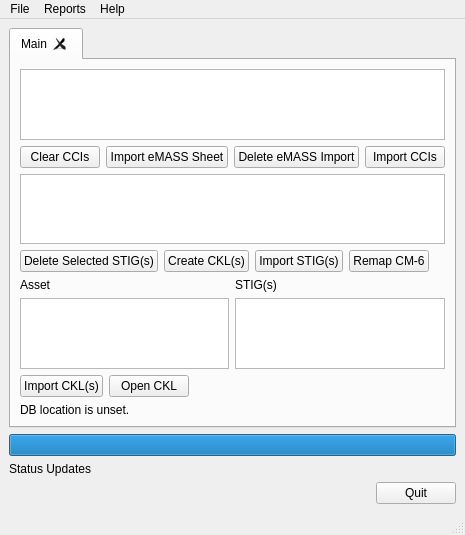
squinky86/STIGQter, file src/stigqter.ui: the form before one commit.
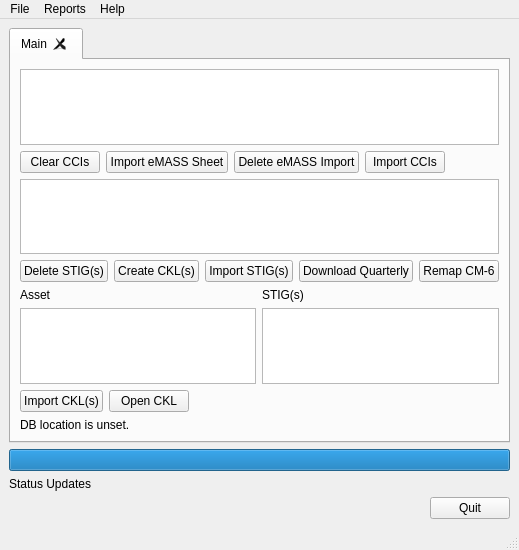
The form after the commit.

Commit message: Add STIG Download button for importing quarterly.

What changed in the file:
```diff
--- a/src/stigqter.ui
+++ b/src/stigqter.ui
@@ -6,8 +6,8 @@
    <rect>
     <x>0</x>
     <y>0</y>
-    <width>435</width>
-    <height>529</height>
+    <width>485</width>
+    <height>550</height>
    </rect>
   </property>
   <property name="windowTitle">
@@ -116,7 +116,7 @@
              <string>Delete Selected STIG(s)</string>
             </property>
             <property name="text">
-             <string>Delete Selected STIG(s)</string>
+             <string>Delete STIG(s)</string>
             </property>
            </widget>
           </item>
@@ -140,6 +140,16 @@
             </property>
            </widget>
           </item>
+          <item>
+           <widget class="QPushButton" name="btnDownloadSTIGs">
+            <property name="toolTip">
+             <string>Download Quarterly</string>
+            </property>
+            <property name="text">
+             <string>Download Quarterly</string>
+            </property>
+           </widget>
+          </item>
           <item>
            <widget class="QPushButton" name="btnMapUnmapped">
             <property name="text">
@@ -322,7 +332,7 @@
     <rect>
      <x>0</x>
      <y>0</y>
-     <width>435</width>
+     <width>485</width>
      <height>21</height>
     </rect>
    </property>
```
Left out of the diff: 35 changed lines with no effect on the pictures. The commit also changes 7 other files.
